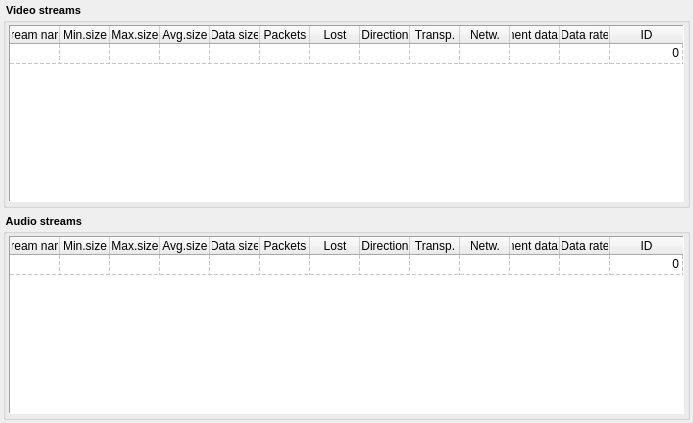
Before: the Qt Designer form Homer/forms/Widgets/OverviewDataStreamsWidget.ui in Homer-Conferencing/Homer-Conferencing, drawn with Qt 5.
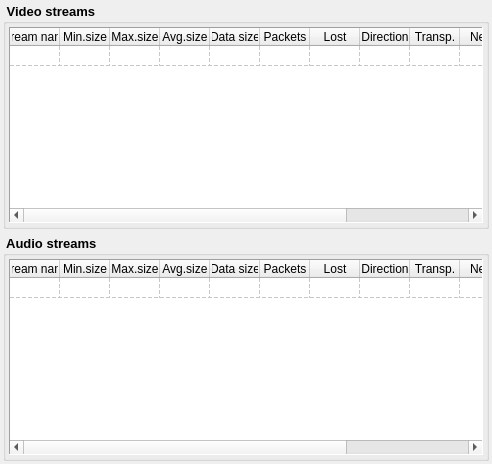
After: the same form once the commit is applied.

What changed in the file:
```diff
--- a/Homer/forms/Widgets/OverviewDataStreamsWidget.ui
+++ b/Homer/forms/Widgets/OverviewDataStreamsWidget.ui
@@ -6,8 +6,8 @@
    <rect>
     <x>0</x>
     <y>0</y>
-    <width>693</width>
-    <height>423</height>
+    <width>492</width>
+    <height>464</height>
    </rect>
   </property>
   <property name="sizePolicy">
@@ -18,6 +18,8 @@
   </property>
   <property name="font">
    <font>
+    <family>Arial</family>
+    <pointsize>10</pointsize>
     <weight>75</weight>
     <bold>true</bold>
    </font>
@@ -37,7 +39,7 @@
      <widget class="QGroupBox" name="mGrpAudio">
       <property name="font">
        <font>
-        <pointsize>8</pointsize>
+        <pointsize>10</pointsize>
         <weight>75</weight>
         <bold>true</bold>
        </font>
@@ -62,6 +64,7 @@
          </property>
          <property name="font">
           <font>
+           <family>Arial</family>
            <pointsize>9</pointsize>
            <weight>50</weight>
            <bold>false</bold>
@@ -266,7 +269,7 @@
      <widget class="QGroupBox" name="mGrpVideo">
       <property name="font">
        <font>
-        <pointsize>8</pointsize>
+        <pointsize>10</pointsize>
         <weight>75</weight>
         <bold>true</bold>
        </font>
@@ -288,6 +291,7 @@
         <widget class="QTableWidget" name="mTwVideo">
          <property name="font">
           <font>
+           <family>Arial</family>
            <pointsize>9</pointsize>
            <weight>50</weight>
            <bold>false</bold>
```
